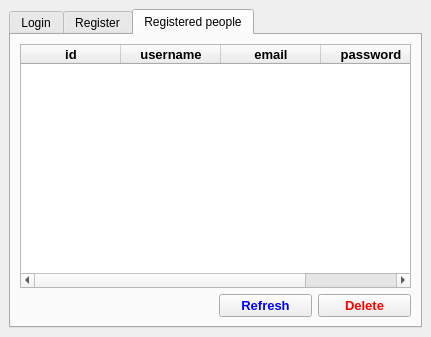
Qt form Login_sys/GraphicGui/GGUIs/GGUI.ui (1King-coder/LoginSistemWithMySQL) before a commit.
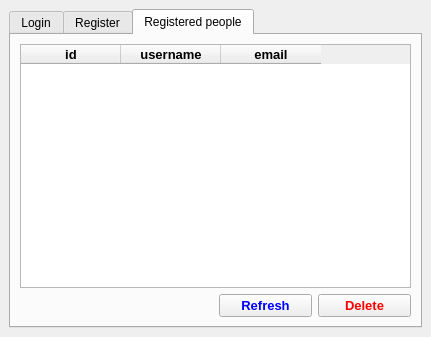
The same form after that commit. The open tabs and pages were chosen to show the change.

Commit message: Login system

```diff
--- a/Login_sys/GraphicGui/GGUIs/GGUI.ui
+++ b/Login_sys/GraphicGui/GGUIs/GGUI.ui
@@ -473,29 +473,6 @@
             </color>
            </property>
           </column>
-          <column>
-           <property name="text">
-            <string>password</string>
-           </property>
-           <property name="font">
-            <font>
-             <family>Microsoft YaHei UI</family>
-             <pointsize>10</pointsize>
-             <weight>75</weight>
-             <bold>true</bold>
-            </font>
-           </property>
-           <property name="textAlignment">
-            <set>AlignCenter</set>
-           </property>
-           <property name="background">
-            <color>
-             <red>207</red>
-             <green>203</green>
-             <blue>210</blue>
-            </color>
-           </property>
-          </column>
          </widget>
         </item>
         <item row="3" column="0" colspan="2">
```
The commit also changes 2 other files.
